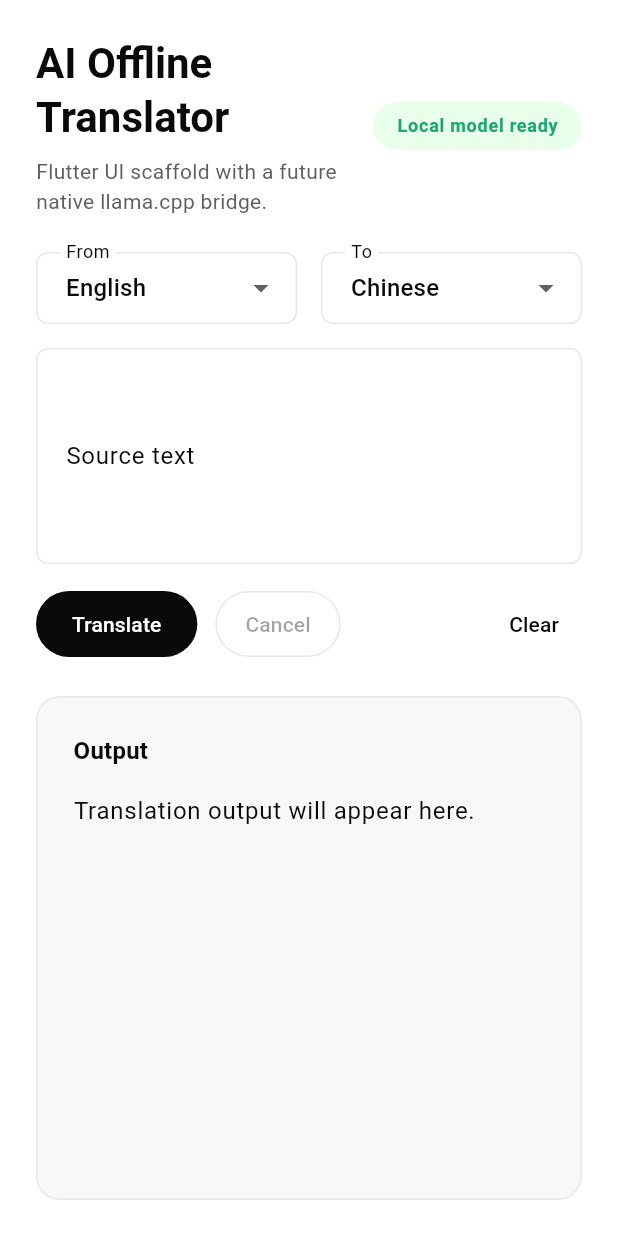
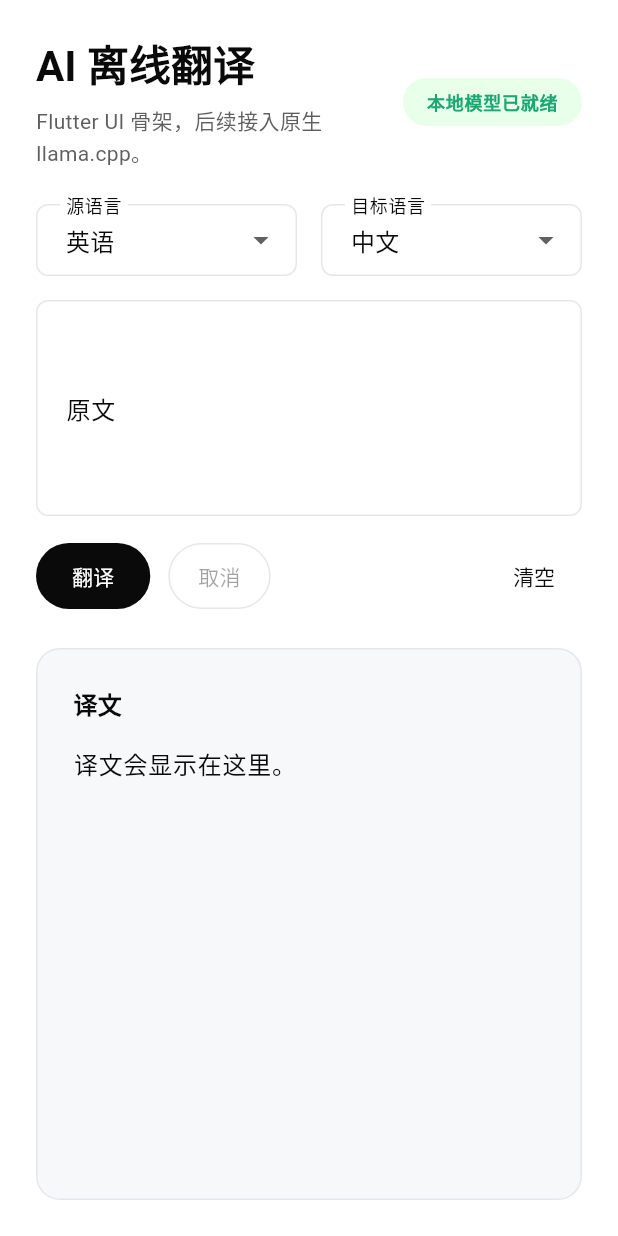
Before and after one commit to kelegele/ai-offline-translator, a Flutter app: the screen it shows after launch, on a phone screen of 412 x 824 dp. Run offline on Flutter 3.47's test engine with Material 3 defaults, Android fonts, the phone set to English and light mode, and no system bars.

Commit message:
Default app UI to Chinese

```diff
--- a/flutter_app/lib/app.dart
+++ b/flutter_app/lib/app.dart
@@ -9,7 +9,7 @@ class OfflineTranslatorApp extends StatelessWidget {
   @override
   Widget build(BuildContext context) {
     return MaterialApp(
-      title: 'AI Offline Translator',
+      title: 'AI 离线翻译',
       debugShowCheckedModeBanner: false,
       theme: AppTheme.light(),
       home: const TranslatorPage(),
--- a/flutter_app/lib/features/translator/translator_controller.dart
+++ b/flutter_app/lib/features/translator/translator_controller.dart
@@ -38,7 +38,7 @@ class TranslatorController extends ChangeNotifier {
       _state = _state.copyWith(
         status: TranslatorStatus.error,
         inputText: text,
-        errorMessage: 'Enter text to translate.',
+        errorMessage: '请输入要翻译的内容。',
       );
       notifyListeners();
       return;
--- a/flutter_app/lib/features/translator/translator_page.dart
+++ b/flutter_app/lib/features/translator/translator_page.dart
@@ -62,8 +62,8 @@ class _TranslatorPageState extends State<TranslatorPage> {
                         maxLines: 8,
                         textInputAction: TextInputAction.newline,
                         decoration: const InputDecoration(
-                          labelText: 'Source text',
-                          hintText: 'Enter text to translate offline',
+                          labelText: '原文',
+                          hintText: '输入要离线翻译的文本',
                         ),
                         onChanged: _controller.updateInput,
                       ),
@@ -74,14 +74,14 @@ class _TranslatorPageState extends State<TranslatorPage> {
                             onPressed: state.status == TranslatorStatus.translating
                                 ? null
                                 : () => _controller.translate(_textController.text),
-                            child: const Text('Translate'),
+                            child: const Text('翻译'),
                           ),
                           const SizedBox(width: AppSpacing.sm),
                           OutlinedButton(
                             onPressed: state.status == TranslatorStatus.translating
                                 ? _controller.cancel
                                 : null,
-                            child: const Text('Cancel'),
+                            child: const Text('取消'),
                           ),
                           const Spacer(),
                           TextButton(
@@ -89,7 +89,7 @@ class _TranslatorPageState extends State<TranslatorPage> {
                               _textController.clear();
                               _controller.clear();
                             },
-                            child: const Text('Clear'),
+                            child: const Text('清空'),
                           ),
                         ],
                       ),
@@ -108,12 +108,12 @@ class _TranslatorPageState extends State<TranslatorPage> {
 
   String _statusLabel(TranslatorStatus status) {
     return switch (status) {
-      TranslatorStatus.idle => 'Local model ready',
-      TranslatorStatus.ready => 'Ready to translate',
-      TranslatorStatus.translating => 'Translating locally',
-      TranslatorStatus.completed => 'Translation complete',
-      TranslatorStatus.cancelled => 'Translation cancelled',
-      TranslatorStatus.error => 'Needs attention',
+      TranslatorStatus.idle => '本地模型已就绪',
+      TranslatorStatus.ready => '准备翻译',
+      TranslatorStatus.translating => '正在本地翻译',
+      TranslatorStatus.completed => '翻译完成',
+      TranslatorStatus.cancelled => '翻译已取消',
+      TranslatorStatus.error => '需要处理',
     };
   }
 }
@@ -133,7 +133,7 @@ class _Header extends StatelessWidget {
             crossAxisAlignment: CrossAxisAlignment.start,
             children: [
               Text(
-                'AI Offline Translator',
+                'AI 离线翻译',
                 style: textTheme.headlineMedium?.copyWith(
                   fontWeight: FontWeight.w600,
                   color: AppColors.ink,
@@ -141,7 +141,7 @@ class _Header extends StatelessWidget {
               ),
               const SizedBox(height: AppSpacing.xs),
               Text(
-                'Flutter UI scaffold with a future native llama.cpp bridge.',
+                'Flutter UI 骨架，后续接入原生 llama.cpp。',
                 style: textTheme.bodyMedium?.copyWith(color: AppColors.steel),
               ),
             ],
@@ -177,7 +177,7 @@ class _LanguageRow extends StatelessWidget {
     required this.onTargetChanged,
   });
 
-  static const languages = ['English', 'Chinese', 'Japanese', 'Korean'];
+  static const languages = ['英语', '中文', '日语', '韩语'];
 
   final String sourceLanguage;
   final String targetLanguage;
@@ -190,7 +190,7 @@ class _LanguageRow extends StatelessWidget {
       children: [
         Expanded(
           child: _LanguageMenu(
-            label: 'From',
+            label: '源语言',
             value: sourceLanguage,
             onChanged: onSourceChanged,
           ),
@@ -198,7 +198,7 @@ class _LanguageRow extends StatelessWidget {
         const SizedBox(width: AppSpacing.md),
         Expanded(
           child: _LanguageMenu(
-            label: 'To',
+            label: '目标语言',
             value: targetLanguage,
             onChanged: onTargetChanged,
           ),
@@ -259,7 +259,7 @@ class _OutputPanel extends StatelessWidget {
         crossAxisAlignment: CrossAxisAlignment.start,
         children: [
           Text(
-            'Output',
+            '译文',
             style: textTheme.titleMedium?.copyWith(fontWeight: FontWeight.w600),
           ),
           const SizedBox(height: AppSpacing.md),
@@ -278,12 +278,12 @@ class _OutputPanel extends StatelessWidget {
 
   String _contentForState() {
     return switch (state.status) {
-      TranslatorStatus.idle => 'Translation output will appear here.',
-      TranslatorStatus.ready => 'Ready when you are.',
-      TranslatorStatus.translating => 'Translating...',
+      TranslatorStatus.idle => '译文会显示在这里。',
+      TranslatorStatus.ready => '准备好了。',
+      TranslatorStatus.translating => '正在翻译...',
       TranslatorStatus.completed => state.outputText,
-      TranslatorStatus.cancelled => 'Translation cancelled.',
-      TranslatorStatus.error => state.errorMessage ?? 'Something went wrong.',
+      TranslatorStatus.cancelled => '翻译已取消。',
+      TranslatorStatus.error => state.errorMessage ?? '出现错误。',
     };
   }
 }
--- a/flutter_app/lib/features/translator/translator_service.dart
+++ b/flutter_app/lib/features/translator/translator_service.dart
@@ -35,8 +35,8 @@ class MockTranslatorService implements TranslatorService {
     required String targetLanguage,
   }) async {
     final normalized = text.trim().toLowerCase();
-    if (sourceLanguage == 'English' &&
-        targetLanguage == 'Chinese' &&
+    if (sourceLanguage == '英语' &&
+        targetLanguage == '中文' &&
         normalized == 'hello') {
       return '你好';
     }
@@ -52,6 +52,6 @@ class MockTranslatorService implements TranslatorService {
 
   @override
   Future<String> getModelStatus() async {
-    return 'Local model ready';
+    return '本地模型已就绪';
   }
 }
--- a/flutter_app/lib/features/translator/translator_state.dart
+++ b/flutter_app/lib/features/translator/translator_state.dart
@@ -12,8 +12,8 @@ class TranslatorState {
     this.status = TranslatorStatus.idle,
     this.inputText = '',
     this.outputText = '',
-    this.sourceLanguage = 'English',
-    this.targetLanguage = 'Chinese',
+    this.sourceLanguage = '英语',
+    this.targetLanguage = '中文',
     this.errorMessage,
   });
 
```
Also changed, not shown: 3 other files.
